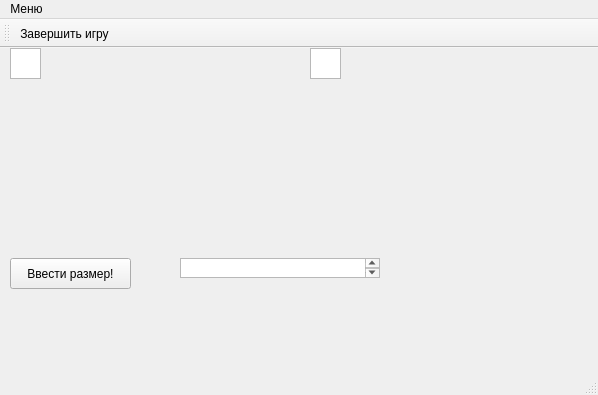
Above: coursework/work/mainwindow.ui from aberdichevskaya/berdichevskaya_a_g before the change. Below: the same form after it.
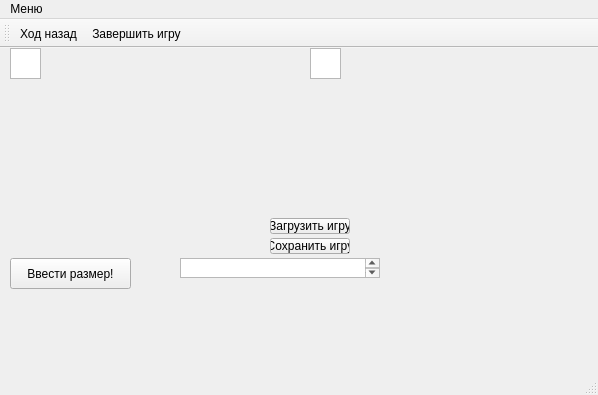
That is the form after the change. Icons and pictures are not drawn.

The edit to the form file:
```diff
--- a/coursework/work/mainwindow.ui
+++ b/coursework/work/mainwindow.ui
@@ -10,8 +10,14 @@
     <height>395</height>
    </rect>
   </property>
+    <property name="font">
+      <font>
+        <weight>50</weight>
+        <bold>false</bold>
+      </font>
+    </property>
   <property name="windowTitle">
-   <string>MainWindow</string>
+      <string>MaxIt</string>
   </property>
   <widget class="QWidget" name="centralWidget">
    <widget class="QTextEdit" name="first_score">
@@ -57,6 +63,32 @@
      </rect>
     </property>
    </widget>
+      <widget class="QPushButton" name="saveGame">
+        <property name="geometry">
+          <rect>
+            <x>270</x>
+            <y>190</y>
+            <width>80</width>
+            <height>16</height>
+          </rect>
+        </property>
+        <property name="text">
+          <string>Сохранить игру</string>
+        </property>
+      </widget>
+      <widget class="QPushButton" name="loadGame">
+        <property name="geometry">
+          <rect>
+            <x>270</x>
+            <y>170</y>
+            <width>80</width>
+            <height>16</height>
+          </rect>
+        </property>
+        <property name="text">
+          <string>Загрузить игру</string>
+        </property>
+      </widget>
   </widget>
   <widget class="QMenuBar" name="menuBar">
    <property name="geometry">
@@ -64,7 +96,7 @@
      <x>0</x>
      <y>0</y>
      <width>598</width>
-     <height>26</height>
+          <height>17</height>
     </rect>
    </property>
    <widget class="QMenu" name="menu">
@@ -72,6 +104,7 @@
      <string>Меню</string>
     </property>
     <addaction name="exit_game"/>
+        <addaction name="action"/>
    </widget>
    <addaction name="menu"/>
   </widget>
@@ -82,6 +115,7 @@
    <attribute name="toolBarBreak">
     <bool>false</bool>
    </attribute>
+      <addaction name="new_new_game"/>
    <addaction name="exit_game"/>
   </widget>
   <widget class="QStatusBar" name="statusBar">
@@ -92,7 +126,8 @@
   <action name="start_new_game">
    <property name="icon">
     <iconset resource="res.qrc">
-     <normaloff>:/new/prefix1/img/console.png</normaloff>:/new/prefix1/img/console.png</iconset>
+          <normaloff>:/new/prefix1/img/console.png</normaloff>:/new/prefix1/img/console.png
+        </iconset>
    </property>
    <property name="text">
     <string>Новая игра</string>
@@ -101,21 +136,28 @@
   <action name="exit_game">
    <property name="icon">
     <iconset resource="res.qrc">
-     <normaloff>:/new/prefix1/img/emergency-exit.png</normaloff>:/new/prefix1/img/emergency-exit.png</iconset>
+          <normaloff>:/new/prefix1/img/emergency-exit.png</normaloff>:/new/prefix1/img/emergency-exit.png
+        </iconset>
    </property>
    <property name="text">
     <string>Завершить игру</string>
    </property>
   </action>
-  <action name="new_game">
+    <action name="new_new_game">
    <property name="icon">
     <iconset resource="res.qrc">
-     <normaloff>:/new/prefix1/img/media-step-back-arrow.png</normaloff>:/new/prefix1/img/media-step-back-arrow.png</iconset>
+          <normaloff>:/new/prefix1/img/media-step-back-arrow.png</normaloff>:/new/prefix1/img/media-step-back-arrow.png
+        </iconset>
    </property>
    <property name="text">
     <string>Ход назад</string>
    </property>
   </action>
+    <action name="action">
+      <property name="text">
+        <string>Новая игра</string>
+      </property>
+    </action>
  </widget>
  <layoutdefault spacing="6" margin="11"/>
  <resources>
```
Lines whose indentation alone changed are shown as unchanged.
